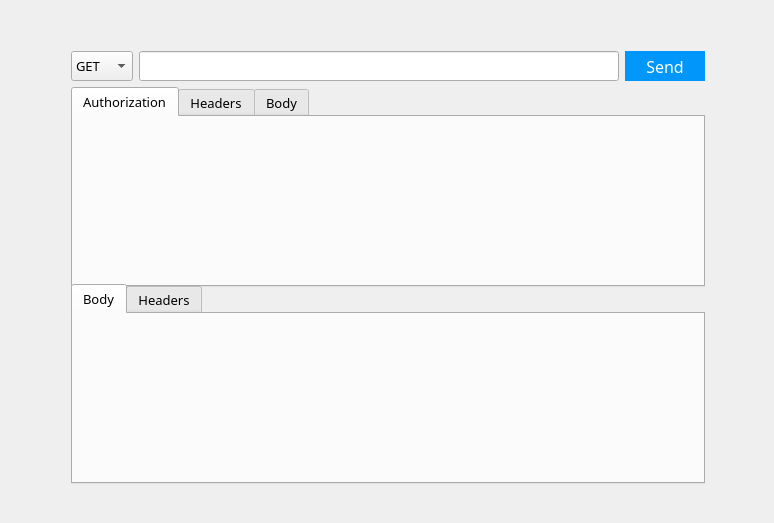
Above: widget.ui from gitorup/qhttpc before the change. Below: the same form after it.
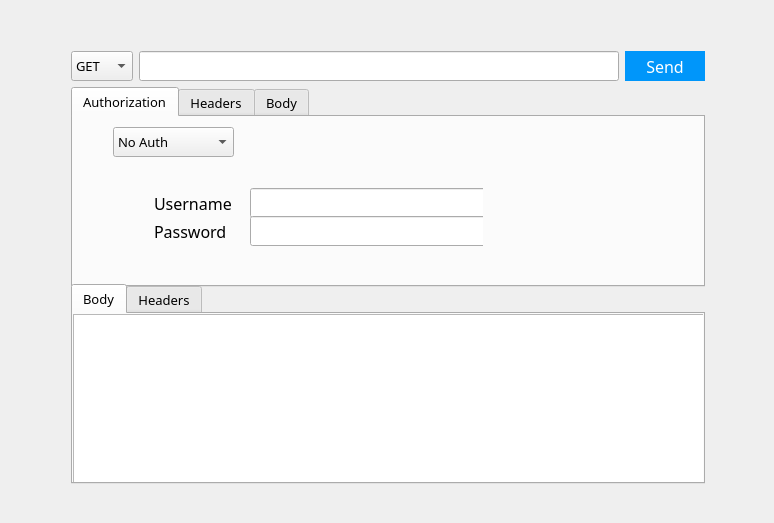
That is the form after the change.

Diff of the .ui file:
```diff
--- a/widget.ui
+++ b/widget.ui
@@ -20,7 +20,7 @@
    <string notr="true">QPushButton {background-color: rgb(0, 150, 250);border:none;color: white}
 QPushButton:pressed{background-color: rgb(120, 140, 175);border:none;color: white}</string>
   </property>
-  <widget class="QWidget" name="">
+  <widget class="QWidget" name="layoutWidget">
    <property name="geometry">
     <rect>
      <x>60</x>
@@ -29,7 +29,7 @@
      <height>446</height>
     </rect>
    </property>
-   <layout class="QVBoxLayout" name="verticalLayout">
+   <layout class="QVBoxLayout" name="topLayout">
     <item>
      <layout class="QHBoxLayout" name="horizontalLayout">
       <item>
@@ -125,6 +125,145 @@
        <attribute name="title">
         <string>Authorization</string>
        </attribute>
+       <widget class="QComboBox" name="sendAuthComboBox">
+        <property name="geometry">
+         <rect>
+          <x>40</x>
+          <y>10</y>
+          <width>121</width>
+          <height>30</height>
+         </rect>
+        </property>
+        <property name="minimumSize">
+         <size>
+          <width>120</width>
+          <height>30</height>
+         </size>
+        </property>
+        <property name="font">
+         <font>
+          <family>微软雅黑</family>
+          <pointsize>10</pointsize>
+         </font>
+        </property>
+        <item>
+         <property name="text">
+          <string>No Auth</string>
+         </property>
+        </item>
+        <item>
+         <property name="text">
+          <string>Basic Auth</string>
+         </property>
+        </item>
+        <item>
+         <property name="text">
+          <string>Digist Auth</string>
+         </property>
+        </item>
+       </widget>
+       <widget class="QWidget" name="">
+        <property name="geometry">
+         <rect>
+          <x>70</x>
+          <y>60</y>
+          <width>340</width>
+          <height>72</height>
+         </rect>
+        </property>
+        <layout class="QVBoxLayout" name="authTopLayout">
+         <item>
+          <layout class="QHBoxLayout" name="usernameLayout">
+           <item>
+            <widget class="QLabel" name="usernameLabel">
+             <property name="minimumSize">
+              <size>
+               <width>90</width>
+               <height>30</height>
+              </size>
+             </property>
+             <property name="font">
+              <font>
+               <family>微软雅黑</family>
+               <pointsize>12</pointsize>
+              </font>
+             </property>
+             <property name="layoutDirection">
+              <enum>Qt::LeftToRight</enum>
+             </property>
+             <property name="text">
+              <string>Username</string>
+             </property>
+             <property name="alignment">
+              <set>Qt::AlignLeading|Qt::AlignLeft|Qt::AlignVCenter</set>
+             </property>
+            </widget>
+           </item>
+           <item>
+            <widget class="QLineEdit" name="usernameLineEdit">
+             <property name="minimumSize">
+              <size>
+               <width>240</width>
+               <height>30</height>
+              </size>
+             </property>
+             <property name="font">
+              <font>
+               <family>微软雅黑</family>
+               <pointsize>12</pointsize>
+              </font>
+             </property>
+            </widget>
+           </item>
+          </layout>
+         </item>
+         <item>
+          <layout class="QHBoxLayout" name="passwordLayout">
+           <item>
+            <widget class="QLabel" name="passwordLabel">
+             <property name="minimumSize">
+              <size>
+               <width>90</width>
+               <height>30</height>
+              </size>
+             </property>
+             <property name="font">
+              <font>
+               <family>微软雅黑</family>
+               <pointsize>12</pointsize>
+              </font>
+             </property>
+             <property name="layoutDirection">
+              <enum>Qt::LeftToRight</enum>
+             </property>
+             <property name="text">
+              <string>Password</string>
+             </property>
+             <property name="alignment">
+              <set>Qt::AlignLeading|Qt::AlignLeft|Qt::AlignVCenter</set>
+             </property>
+            </widget>
+           </item>
+           <item>
+            <widget class="QLineEdit" name="passwordLineEdit">
+             <property name="minimumSize">
+              <size>
+               <width>240</width>
+               <height>30</height>
+              </size>
+             </property>
+             <property name="font">
+              <font>
+               <family>微软雅黑</family>
+               <pointsize>12</pointsize>
+              </font>
+             </property>
+            </widget>
+           </item>
+          </layout>
+         </item>
+        </layout>
+       </widget>
       </widget>
       <widget class="QWidget" name="tab_2">
        <attribute name="title">
@@ -159,6 +298,22 @@
        <attribute name="title">
         <string>Body</string>
        </attribute>
+       <widget class="QTextEdit" name="recvBodyTextEdit">
+        <property name="geometry">
+         <rect>
+          <x>0</x>
+          <y>0</y>
+          <width>651</width>
+          <height>171</height>
+         </rect>
+        </property>
+        <property name="font">
+         <font>
+          <family>微软雅黑</family>
+          <pointsize>12</pointsize>
+         </font>
+        </property>
+       </widget>
       </widget>
       <widget class="QWidget" name="tab_5">
        <attribute name="title">
```
Left out of the diff: 70 changed lines with no effect on the pictures.
